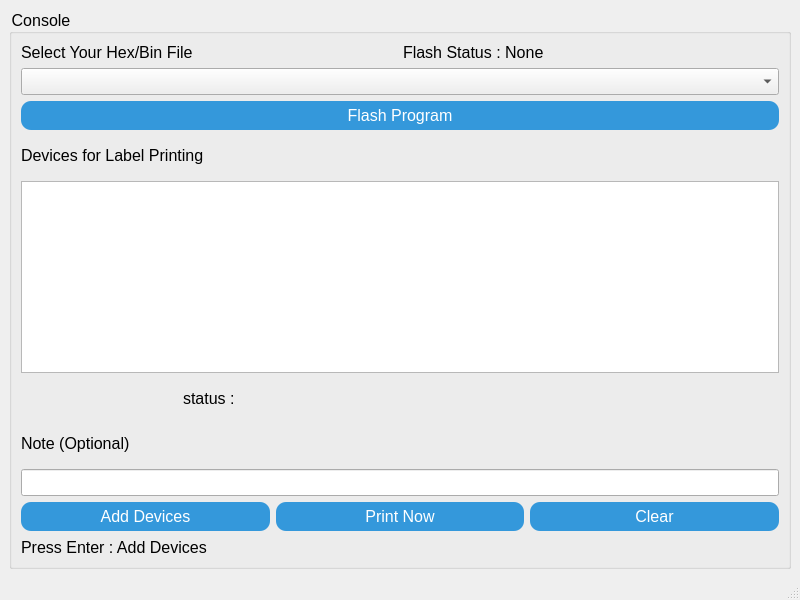
kilescg/LabelGenerator, file gui.ui: the form before one commit.
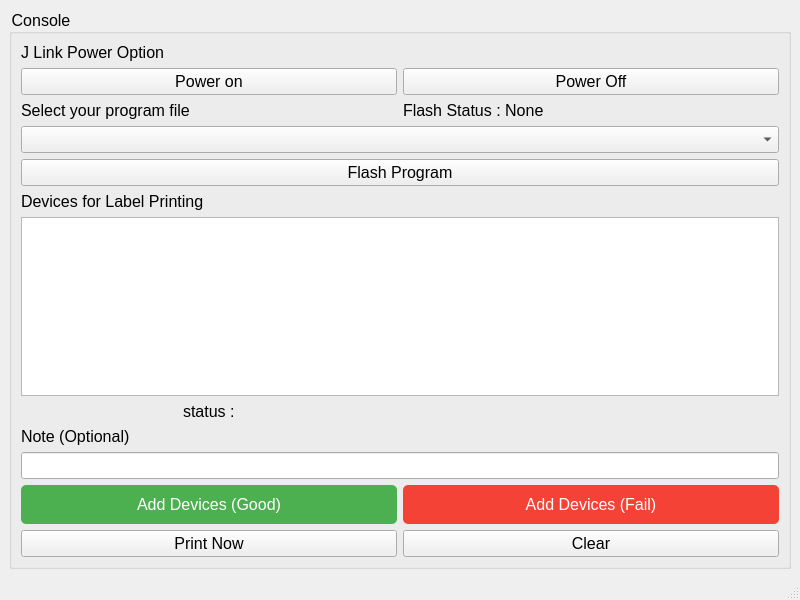
The form after the commit.

What changed in the file:
```diff
--- a/gui.ui
+++ b/gui.ui
@@ -25,6 +25,31 @@
        <string>Console</string>
       </property>
       <layout class="QVBoxLayout" name="verticalLayout_5">
+       <item>
+        <widget class="QLabel" name="powerOptionButton">
+         <property name="text">
+          <string>J Link Power Option</string>
+         </property>
+        </widget>
+       </item>
+       <item>
+        <layout class="QHBoxLayout" name="horizontalLayout_2">
+         <item>
+          <widget class="QPushButton" name="powerOnButton">
+           <property name="text">
+            <string>Power on</string>
+           </property>
+          </widget>
+         </item>
+         <item>
+          <widget class="QPushButton" name="powerOffButton">
+           <property name="text">
+            <string>Power Off</string>
+           </property>
+          </widget>
+         </item>
+        </layout>
+       </item>
        <item>
         <layout class="QVBoxLayout" name="verticalLayout_2">
          <item>
@@ -32,7 +57,7 @@
            <item>
             <widget class="QLabel" name="programFileLabel">
              <property name="text">
-              <string>Select Your Hex/Bin File</string>
+              <string>Select your program file</string>
              </property>
             </widget>
            </item>
@@ -51,22 +76,7 @@
          <item>
           <widget class="QPushButton" name="flashButton">
            <property name="styleSheet">
-            <string notr="true">QPushButton {
-    border-radius: 10px; /* Adjust the radius to make the corners more or less rounded */
-    background-color: #3498db; /* Button's normal background color */
-    color: white; /* Button's text color */
-    padding: 5px 5px; /* Adjust padding as needed */
-}
-
-/* Hover state */
-QPushButton:hover {
-    background-color: #2980b9; /* Change background color on hover */
-}
-
-/* Active state (when button is clicked) */
-QPushButton:pressed {
-    background-color: #2070a0; /* Change background color when clicked */
-}</string>
+            <string notr="true"/>
            </property>
            <property name="text">
             <string>Flash Program</string>
@@ -132,46 +142,58 @@
           <widget class="QPushButton" name="addDeviceButton">
            <property name="styleSheet">
             <string notr="true">QPushButton {
-    border-radius: 10px; /* Adjust the radius to make the corners more or less rounded */
-    background-color: #3498db; /* Button's normal background color */
-    color: white; /* Button's text color */
-    padding: 5px 0px; /* Adjust padding as needed */
+    background-color: #4CAF50; /* Green */
+    color: white;
+    border: none;
+    border-radius: 5px;
+    padding: 10px 20px;
 }
 
-/* Hover state */
 QPushButton:hover {
     background-color: #2980b9; /* Change background color on hover */
 }
 
-/* Active state (when button is clicked) */
 QPushButton:pressed {
     background-color: #2070a0; /* Change background color when clicked */
 }</string>
            </property>
            <property name="text">
-            <string>Add Devices</string>
+            <string>Add Devices (Good)</string>
            </property>
           </widget>
          </item>
+         <item>
+          <widget class="QPushButton" name="addBadDeviceButton">
+           <property name="styleSheet">
+            <string notr="true">QPushButton {
+    background-color: #f44336; /* Red */
+    color: white;
+    border: none;
+    border-radius: 5px;
+    padding: 10px 20px;
+}
+
+QPushButton:hover {
+    background-color: #d32f2f; /* Darker Red */
+}
+
+QPushButton:pressed {
+    background-color: #b71c1c; /* Even Darker Red when pressed */
+}</string>
+           </property>
+           <property name="text">
+            <string>Add Devices (Fail)</string>
+           </property>
+          </widget>
+         </item>
+        </layout>
+       </item>
+       <item>
+        <layout class="QHBoxLayout" name="horizontalLayout_4">
          <item>
           <widget class="QPushButton" name="printNowButton">
            <property name="styleSheet">
-            <string notr="true">QPushButton {
-    border-radius: 10px; /* Adjust the radius to make the corners more or less rounded */
-    background-color: #3498db; /* Button's normal background color */
-    color: white; /* Button's text color */
-    padding: 5px 0px; /* Adjust padding as needed */
-}
-
-/* Hover state */
-QPushButton:hover {
-    background-color: #2980b9; /* Change background color on hover */
-}
-
-/* Active state (when button is clicked) */
-QPushButton:pressed {
-    background-color: #2070a0; /* Change background color when clicked */
-}</string>
+            <string notr="true"/>
            </property>
            <property name="text">
             <string>Print Now</string>
@@ -181,22 +203,7 @@
          <item>
           <widget class="QPushButton" name="clearListButton">
            <property name="styleSheet">
-            <string notr="true">QPushButton {
-    border-radius: 10px; /* Adjust the radius to make the corners more or less rounded */
-    background-color: #3498db; /* Button's normal background color */
-    color: white; /* Button's text color */
-    padding: 5px 0px; /* Adjust padding as needed */
-}
-
-/* Hover state */
-QPushButton:hover {
-    background-color: #2980b9; /* Change background color on hover */
-}
-
-/* Active state (when button is clicked) */
-QPushButton:pressed {
-    background-color: #2070a0; /* Change background color when clicked */
-}</string>
+            <string notr="true"/>
            </property>
            <property name="text">
             <string>Clear</string>
@@ -205,28 +212,6 @@
          </item>
         </layout>
        </item>
-       <item>
-        <widget class="QLabel" name="hotKeyLabel">
-         <property name="sizePolicy">
-          <sizepolicy hsizetype="Preferred" vsizetype="Maximum">
-           <horstretch>0</horstretch>
-           <verstretch>0</verstretch>
-          </sizepolicy>
-         </property>
-         <property name="maximumSize">
-          <size>
-           <width>16777215</width>
-           <height>20</height>
-          </size>
-         </property>
-         <property name="styleSheet">
-          <string notr="true"/>
-         </property>
-         <property name="text">
-          <string>Press Enter : Add Devices</string>
-         </property>
-        </widget>
-       </item>
       </layout>
      </widget>
     </item>
```
Left out of the diff: 6 changed lines with no effect on the pictures.
